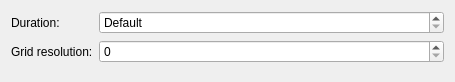
zzag/kwin-effects-yet-another-magic-lamp, file src/kcm/YetAnotherMagicLampEffectKCM.ui: the form before one commit.
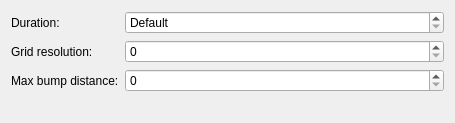
The form after the commit.

Commit message: Make max bump distance configurable

Patch:
```diff
--- a/src/kcm/YetAnotherMagicLampEffectKCM.ui
+++ b/src/kcm/YetAnotherMagicLampEffectKCM.ui
@@ -7,7 +7,7 @@
     <x>0</x>
     <y>0</y>
     <width>455</width>
-    <height>82</height>
+    <height>123</height>
    </rect>
   </property>
   <layout class="QFormLayout" name="formLayout">
@@ -57,6 +57,23 @@
      </property>
     </widget>
    </item>
+   <item row="2" column="0">
+    <widget class="QLabel" name="label_MaxBumpDistance">
+     <property name="text">
+      <string>Max bump distance:</string>
+     </property>
+    </widget>
+   </item>
+   <item row="2" column="1">
+    <widget class="QSpinBox" name="kcfg_MaxBumpDistance">
+     <property name="sizePolicy">
+      <sizepolicy hsizetype="Expanding" vsizetype="Fixed">
+       <horstretch>0</horstretch>
+       <verstretch>0</verstretch>
+      </sizepolicy>
+     </property>
+    </widget>
+   </item>
   </layout>
  </widget>
  <resources/>
```
The commit also changes 3 other files.
